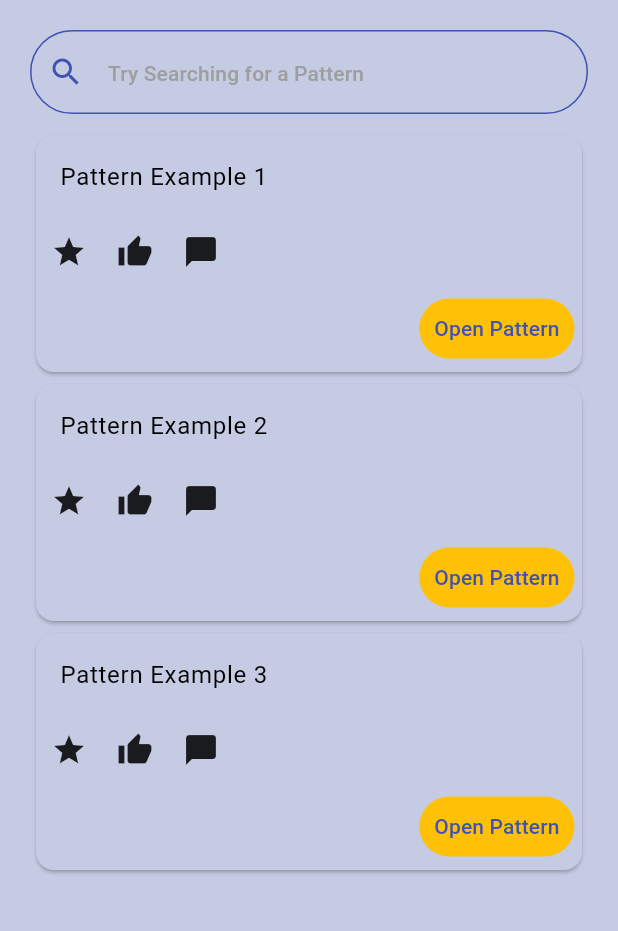
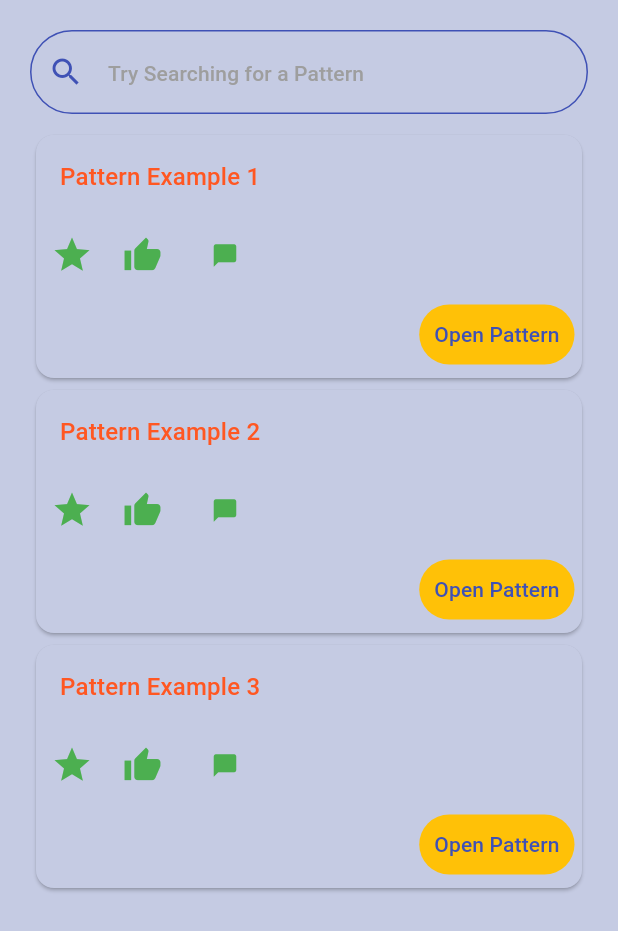
Before and after one commit to darcy-stubbins/final-year-project, a Flutter app: the Home screen opened directly, on a phone screen of 412 x 824 dp. Shown: the top 931 px of the screen. Run offline on Flutter 3.47's test engine with Material 3 defaults, Android fonts, the phone set to English and light mode, and no system bars; our stand-ins replace image_picker.

Commit message:
more frontend design + added comments

```diff
--- a/lib/dashboard.dart
+++ b/lib/dashboard.dart
@@ -44,6 +44,7 @@ class _DashboardState extends State<Dashboard> {
           onTap: _onItemClicked,
           // nav bar items and icons
           items: [
+            //home nav bar
             BottomNavigationBarItem(
                 icon: Icon(
                   Icons.home,
@@ -53,6 +54,7 @@ class _DashboardState extends State<Dashboard> {
                   size: 34.0,
                 ),
                 label: "Home"),
+            //saved nav bar
             BottomNavigationBarItem(
                 icon: Icon(
                   Icons.star_rate,
@@ -62,6 +64,7 @@ class _DashboardState extends State<Dashboard> {
                   size: 34.0,
                 ),
                 label: "Saved"),
+            //profile nav bar
             BottomNavigationBarItem(
                 icon: Icon(
                   Icons.face,
--- a/lib/loginRoute.dart
+++ b/lib/loginRoute.dart
@@ -12,10 +12,9 @@ class LoginRoute extends StatefulWidget {
 }
 
 class _LoginRouteState extends State<LoginRoute> {
-
   @override
   Widget build(BuildContext context) {
-    // list of screens used for the index linking to files
+    //list of screens used for the index linking to files
     final List<Widget> screens = [
       const Login(),
       const Register(),
--- a/lib/main.dart
+++ b/lib/main.dart
@@ -10,7 +10,6 @@ class Crafting extends StatelessWidget {
 
   @override
   Widget build(BuildContext context) {
-
     return const App();
   }
 }
--- a/lib/pages/accountCreated.dart
+++ b/lib/pages/accountCreated.dart
@@ -35,6 +35,7 @@ class _AccountCreated extends State<AccountCreated> {
                         subtitle: Text('We cant wait to see what you make!',
                             style: Theme.of(context).textTheme.titleMedium),
                       ),
+                      //login button
                       Row(
                         children: <Widget>[
                           Padding(
--- a/lib/pages/login.dart
+++ b/lib/pages/login.dart
@@ -37,6 +37,7 @@ class _LoginState extends State<Login> {
                         style: Theme.of(context).textTheme.titleMedium,
                       ),
                     ),
+                    //email field
                     TextFormField(
                       decoration: InputDecoration(
                         hintText: 'Enter your email',
@@ -49,6 +50,7 @@ class _LoginState extends State<Login> {
                         return null;
                       },
                     ),
+                    //password field
                     TextFormField(
                       decoration: InputDecoration(
                         hintText: 'Enter your password',
@@ -63,6 +65,7 @@ class _LoginState extends State<Login> {
                     ),
                     Row(
                       children: <Widget>[
+                        //submit credentials button
                         Padding(
                           padding: EdgeInsets.all(5.0),
                           child: FilledButton(
@@ -72,6 +75,7 @@ class _LoginState extends State<Login> {
                             child: const Text('Submit'),
                           ),
                         ),
+                        //forgot password button
                         Padding(
                           padding: EdgeInsets.all(5.0),
                           child: FilledButton(
@@ -83,6 +87,7 @@ class _LoginState extends State<Login> {
                     ),
                     Row(
                       children: <Widget>[
+                        //create account button
                         Padding(
                           padding: EdgeInsets.all(1.0),
                           child: FilledButton(
--- a/lib/pages/partials/patternCard.dart
+++ b/lib/pages/partials/patternCard.dart
@@ -1,3 +1,5 @@
+// ignore_for_file: prefer_const_constructors
+
 import 'package:flutter/material.dart';
 import 'package:my_app/coreFunctionality/core.dart';
 
@@ -19,25 +21,59 @@ class _PatternCardState extends State<PatternCard> {
           mainAxisSize: MainAxisSize.min,
           children: <Widget>[
             ListTile(
-              title: Text(widget.name),
+              title: Text(
+                widget.name,
+                style: Theme.of(context).textTheme.titleMedium,
+              ),
             ),
-            const Row(
+            Row(
               mainAxisAlignment: MainAxisAlignment.start,
               children: <Widget>[
+                //star icon
                 Padding(
                   padding: EdgeInsets.all(10.0),
-                  child: Icon(Icons.star),
+                  child: Icon(
+                    Icons.star,
+                    color: Theme.of(context).iconTheme.color,
+                    //sizing up from theme for better look
+                    size: 28.0,
+                  ),
                 ),
+                //thumbs up icon
                 Padding(
                   padding: EdgeInsets.all(10.0),
-                  child: Icon(Icons.thumb_up),
+                  child: Icon(
+                    Icons.thumb_up,
+                    color: Theme.of(context).iconTheme.color,
+                    //sizing up from theme for better look
+                    size: 26.0,
+                  ),
                 ),
-                Padding(
-                  padding: EdgeInsets.all(10.0),
-                  child: Icon(Icons.chat_bubble),
+                //chat bubble icon with modal functionality
+                TextButton(
+                  onPressed: () => showDialog<String>(
+                    context: context,
+                    builder: (BuildContext context) => AlertDialog(
+                      title: Text('Comments',
+                          style: Theme.of(context).textTheme.titleLarge),
+                      content: Text('There are no comments yet',
+                          style: Theme.of(context).textTheme.titleSmall),
+                      actions: <Widget>[
+                        FilledButton(
+                          onPressed: () => Navigator.pop(context, 'Close'),
+                          child: const Text('Close'),
+                        ),
+                      ],
+                    ),
+                  ),
+                  child: Icon(
+                    Icons.chat_bubble,
+                    color: Theme.of(context).iconTheme.color,
+                  ),
                 ),
               ],
             ),
+            //open pattern button and functionality
             Row(
               mainAxisAlignment: MainAxisAlignment.end,
               children: <Widget>[
--- a/lib/pages/patternDetails.dart
+++ b/lib/pages/patternDetails.dart
@@ -11,12 +11,14 @@ class PatternDetails extends StatefulWidget {
 class _PatternDetailsState extends State<PatternDetails> {
   int _counter = 0;
 
+  //+ counter
   void _incrementCounter() {
     setState(() {
       _counter++;
     });
   }
 
+  //- counter
   void _decrementCounter() {
     setState(() {
       if (_counter >= 1) {
@@ -35,6 +37,7 @@ class _PatternDetailsState extends State<PatternDetails> {
         child: Row(
           mainAxisAlignment: MainAxisAlignment.center,
           children: [
+            //- counter button
             Padding(
               padding:
                   const EdgeInsets.only(top: 10.0, bottom: 10.0, right: 40.0),
@@ -44,6 +47,7 @@ class _PatternDetailsState extends State<PatternDetails> {
                 child: const Icon(Icons.remove),
               ),
             ),
+            //displayed current counter number
             Padding(
               padding: const EdgeInsets.all(0),
               child: Text(
@@ -51,6 +55,7 @@ class _PatternDetailsState extends State<PatternDetails> {
                 style: Theme.of(context).textTheme.titleLarge,
               ),
             ),
+            //+ counter button
             Padding(
               padding:
                   const EdgeInsets.only(top: 10.0, bottom: 10.0, left: 40.0),
@@ -64,6 +69,7 @@ class _PatternDetailsState extends State<PatternDetails> {
         ),
       );
     } else {
+      //add counter button
       counter = Center(
         child: Padding(
           padding: EdgeInsets.all(10.0),
--- a/lib/pages/register.dart
+++ b/lib/pages/register.dart
@@ -33,6 +33,7 @@ class _RegisterState extends State<Register> {
                           style: Theme.of(context).textTheme.titleLarge,
                         ),
                       ),
+                      //name input
                       TextFormField(
                         decoration: InputDecoration(
                           hintText: 'Name',
@@ -45,6 +46,7 @@ class _RegisterState extends State<Register> {
                           return null;
                         },
                       ),
+                      //email input
                       TextFormField(
                         decoration: InputDecoration(
                           hintText: 'Email',
@@ -57,6 +59,7 @@ class _RegisterState extends State<Register> {
                           return null;
                         },
                       ),
+                      //password input
                       TextFormField(
                         decoration: InputDecoration(
                           hintText: 'Password',
@@ -69,6 +72,7 @@ class _RegisterState extends State<Register> {
                           return null;
                         },
                       ),
+                      //confirm password input
                       TextFormField(
                         decoration: InputDecoration(
                           hintText: 'Confirm password',
@@ -81,6 +85,7 @@ class _RegisterState extends State<Register> {
                           return null;
                         },
                       ),
+                      //create account button
                       Row(
                         children: <Widget>[
                           Padding(
--- a/lib/pages/saved.dart
+++ b/lib/pages/saved.dart
@@ -11,17 +11,18 @@ class Saved extends StatefulWidget {
 class _SavedState extends State<Saved> {
   @override
   Widget build(BuildContext context) {
-    // ignore: prefer_const_constructors
     return Scaffold(
       appBar: AppBar(
         backgroundColor: Colors.transparent,
         title: Text('Your Saved Patterns',
             style: Theme.of(context).textTheme.titleLarge),
       ),
+      //pattern card displaying
       body: Container(
         margin: const EdgeInsets.all(20.0),
         child: Column(
           children: <Widget>[
+            //passing in the PatternCard partial
             PatternCard(id: 1, name: 'Pattern Example 1'),
             PatternCard(id: 2, name: 'Pattern Example 2'),
           ],
--- a/pubspec.yaml
+++ b/pubspec.yaml
@@ -35,6 +35,7 @@ dependencies:
   # The following adds the Cupertino Icons font to your application.
   # Use with the CupertinoIcons class for iOS style icons.
   cupertino_icons: ^1.0.6
+  image_picker: ^1.1.2
 
 dev_dependencies:
   flutter_test:
```
Also changed, not shown: lib/app.dart (+9 -1 lines), lib/pages/home.dart (+2 -5 lines), lib/pages/profile.dart (+51 -1 lines), pubspec.lock, 6 other files.
